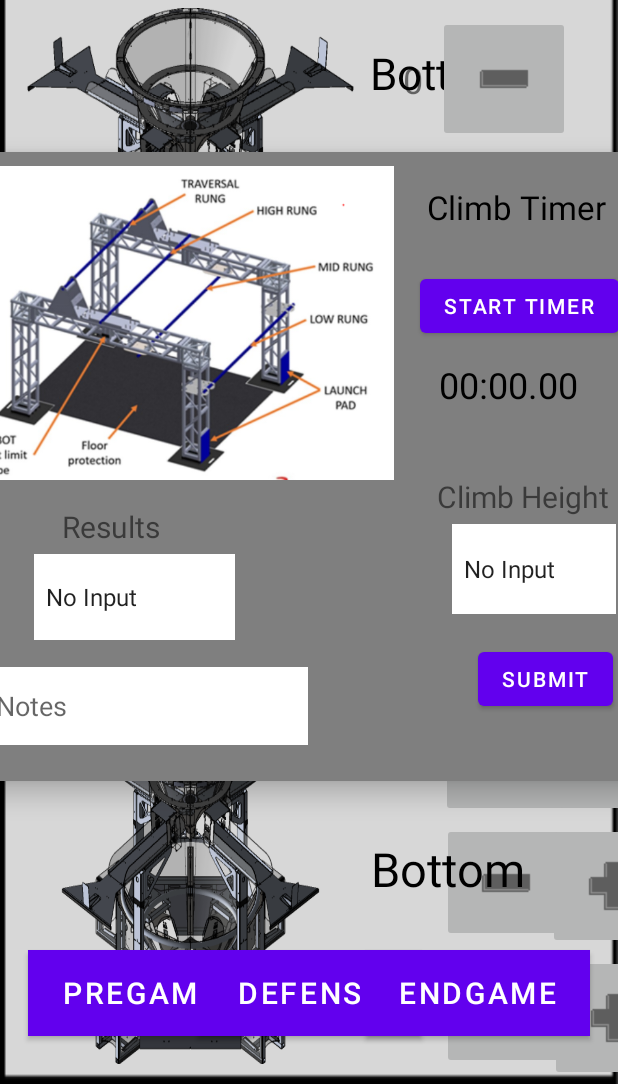
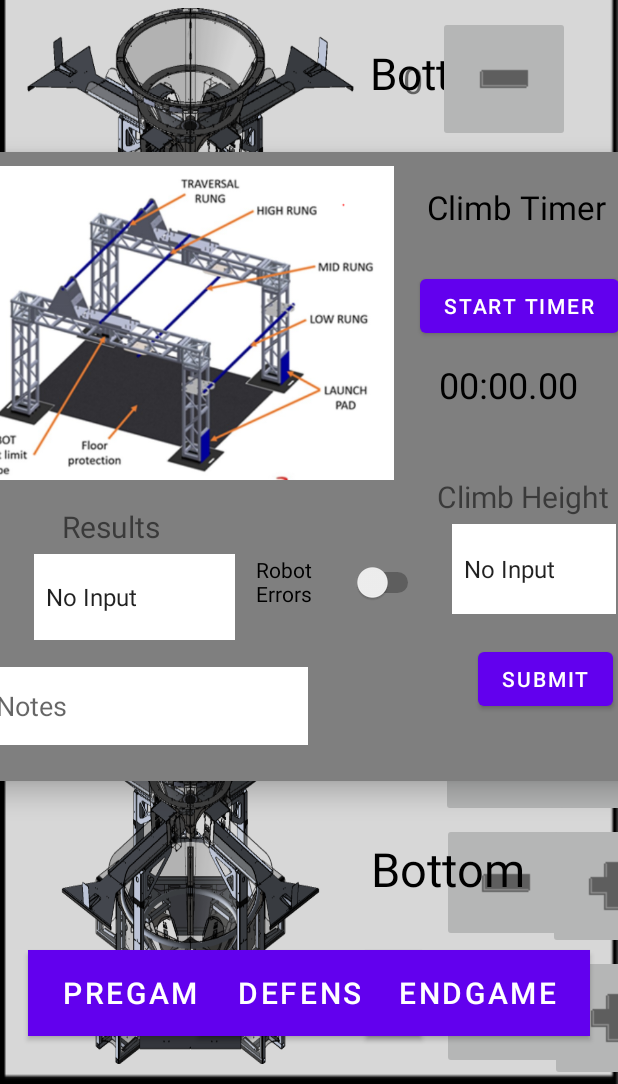
Before and after one commit to rr1706/Scouting2022, an Android app: the screen it shows after launch (MainActivity), after a tap on "ENDGAME", on a phone screen of 412 x 824 dp, the part 152-1236 px from its top. Run offline under Robolectric (Android 15) with nearby library versions, the phone set to English and light mode, and no system bars; 2 other taps on this screen came first.

```diff
--- a/app/src/main/res/layout/activity_main.xml
+++ b/app/src/main/res/layout/activity_main.xml
@@ -668,17 +668,6 @@
             app:layout_constraintBottom_toBottomOf="parent"
             app:layout_constraintEnd_toEndOf="parent" />
 
-        <Switch
-            android:id="@+id/robotErrors"
-            android:layout_width="106dp"
-            android:layout_height="42dp"
-            android:layout_marginStart="184dp"
-            android:layout_marginLeft="184dp"
-            android:layout_marginTop="28dp"
-            android:text="Robot Errors?"
-            app:layout_constraintStart_toEndOf="@+id/endgameClimb"
-            app:layout_constraintTop_toBottomOf="@+id/endgameResults" />
-
         <EditText
             android:id="@+id/notes"
             android:layout_width="208dp"
@@ -730,6 +719,18 @@
             android:visibility="invisible"
             app:layout_constraintEnd_toEndOf="parent"
             app:layout_constraintTop_toBottomOf="@+id/climbTimerStart" />
+
+        <Switch
+            android:id="@+id/robotErrors"
+            android:layout_width="112dp"
+            android:layout_height="45dp"
+            android:layout_marginBottom="16dp"
+            android:text="Robot Errors
+"
+            app:layout_constraintBottom_toBottomOf="@+id/endgameResults"
+            app:layout_constraintEnd_toStartOf="@+id/endgameClimb"
+            app:layout_constraintHorizontal_bias="0.424"
+            app:layout_constraintStart_toEndOf="@+id/endgameResults" />
 
     </androidx.constraintlayout.widget.ConstraintLayout>
 
```
Also changed, not shown: app/src/main/java/com/example/rr1706scoutingapp2022/MainActivity.java (+11 -0 lines), 2 other files.
